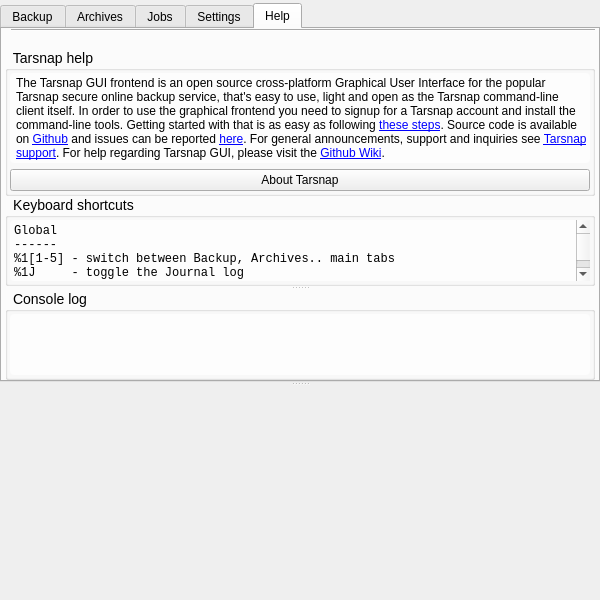
Old version of the form forms/mainwindow.ui in the repository Tarsnap/tarsnap-gui.
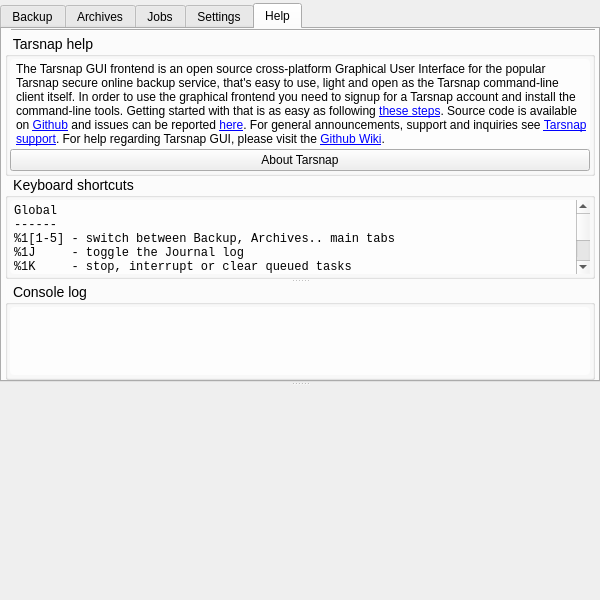
New version of the form. The open tabs and pages were chosen to show the change. Icons and pictures are not drawn. Custom widgets are drawn as their Qt base class.

Commit message:
Place the vertical splitter in favor of ConsoleLog.
So that it can be expanded to full height against the collapsed help and keyboard categories.

Diff of the .ui file:
```diff
--- a/forms/mainwindow.ui
+++ b/forms/mainwindow.ui
@@ -2225,7 +2225,7 @@
             <number>3</number>
            </property>
            <property name="topMargin">
-            <number>20</number>
+            <number>6</number>
            </property>
            <property name="rightMargin">
             <number>3</number>
@@ -2234,7 +2234,41 @@
             <number>0</number>
            </property>
            <item>
-            <widget class="QGroupBox" name="helpGroupBox">
+            <widget class="QSplitter" name="splitter">
+             <property name="orientation">
+              <enum>Qt::Vertical</enum>
+             </property>
+             <widget class="QWidget" name="helpContainerWidget" native="true">
+              <property name="sizePolicy">
+               <sizepolicy hsizetype="Preferred" vsizetype="Maximum">
+                <horstretch>0</horstretch>
+                <verstretch>0</verstretch>
+               </sizepolicy>
+              </property>
+              <layout class="QVBoxLayout" name="verticalLayout_4">
+               <property name="spacing">
+                <number>0</number>
+               </property>
+               <property name="leftMargin">
+                <number>0</number>
+               </property>
+               <property name="topMargin">
+                <number>0</number>
+               </property>
+               <property name="rightMargin">
+                <number>0</number>
+               </property>
+               <property name="bottomMargin">
+                <number>0</number>
+               </property>
+               <item>
+                <widget class="QGroupBox" name="tarsnapHelpGroupBox">
+                 <property name="sizePolicy">
+                  <sizepolicy hsizetype="Preferred" vsizetype="Fixed">
+                   <horstretch>0</horstretch>
+                   <verstretch>0</verstretch>
+                  </sizepolicy>
+                 </property>
              <property name="font">
               <font>
                <pointsize>-1</pointsize>
@@ -2243,7 +2277,10 @@
              <property name="title">
               <string>Tarsnap help</string>
              </property>
-             <layout class="QVBoxLayout" name="helpGroupBoxVerticalLayout">
+                 <layout class="QVBoxLayout" name="verticalLayout_3">
+                  <property name="spacing">
+                   <number>0</number>
+                  </property>
               <property name="leftMargin">
                <number>2</number>
               </property>
@@ -2258,6 +2295,12 @@
               </property>
               <item>
                <widget class="QLabel" name="tarsnapHelpLabel">
+                    <property name="sizePolicy">
+                     <sizepolicy hsizetype="Preferred" vsizetype="Fixed">
+                      <horstretch>0</horstretch>
+                      <verstretch>0</verstretch>
+                     </sizepolicy>
+                    </property>
                 <property name="toolTip">
                  <string>General help</string>
                 </property>
@@ -2285,12 +2328,6 @@
               </item>
               <item>
                <widget class="QPushButton" name="aboutButton">
-                <property name="sizePolicy">
-                 <sizepolicy hsizetype="Expanding" vsizetype="Fixed">
-                  <horstretch>0</horstretch>
-                  <verstretch>0</verstretch>
-                 </sizepolicy>
-                </property>
                 <property name="text">
                  <string>About Tarsnap</string>
                 </property>
@@ -2300,33 +2337,14 @@
             </widget>
            </item>
            <item>
-            <widget class="QWidget" name="helpWidget" native="true">
-             <layout class="QVBoxLayout" name="helpWidgetVerticalLayout">
-              <property name="spacing">
-               <number>0</number>
-              </property>
-              <property name="leftMargin">
-               <number>0</number>
-              </property>
-              <property name="topMargin">
-               <number>0</number>
-              </property>
-              <property name="rightMargin">
-               <number>0</number>
-              </property>
-              <property name="bottomMargin">
-               <number>0</number>
-              </property>
-              <item>
-               <widget class="QSplitter" name="helpSplitter">
-                <property name="orientation">
-                 <enum>Qt::Vertical</enum>
-                </property>
                 <widget class="QGroupBox" name="helpKeyboardShortcutsGroupBox">
                  <property name="title">
                   <string>Keyboard shortcuts</string>
                  </property>
                  <layout class="QVBoxLayout" name="helpKeyboardShortcutsVerticalLayout">
+                  <property name="spacing">
+                   <number>0</number>
+                  </property>
                   <property name="leftMargin">
                    <number>2</number>
                   </property>
@@ -2341,6 +2359,12 @@
                   </property>
                   <item>
                    <widget class="QPlainTextEdit" name="keyboardShortcuts">
+                    <property name="sizePolicy">
+                     <sizepolicy hsizetype="Preferred" vsizetype="Preferred">
+                      <horstretch>0</horstretch>
+                      <verstretch>0</verstretch>
+                     </sizepolicy>
+                    </property>
                     <property name="focusPolicy">
                      <enum>Qt::ClickFocus</enum>
                     </property>
@@ -2402,6 +2426,9 @@
                   </item>
                  </layout>
                 </widget>
+               </item>
+              </layout>
+             </widget>
                 <widget class="QGroupBox" name="helpConsoleGroupBox">
                  <property name="font">
                   <font>
@@ -2414,7 +2441,10 @@
                  <property name="title">
                   <string>Console log</string>
                  </property>
-                 <layout class="QVBoxLayout" name="helpConsoleVerticalLayout">
+              <layout class="QVBoxLayout" name="verticalLayout_2">
+               <property name="spacing">
+                <number>0</number>
+               </property>
                   <property name="leftMargin">
                    <number>2</number>
                   </property>
@@ -2454,9 +2484,6 @@
                   </item>
                  </layout>
                 </widget>
-               </widget>
-              </item>
-             </layout>
             </widget>
            </item>
           </layout>
```
Left out of the diff: 2 changed lines with no effect on the pictures. Lines whose indentation alone changed are shown as unchanged.
